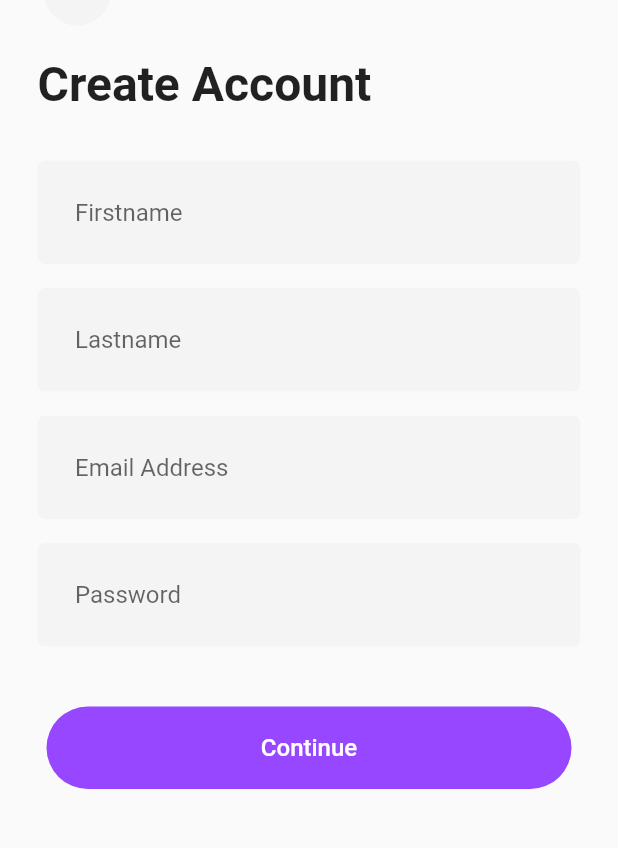
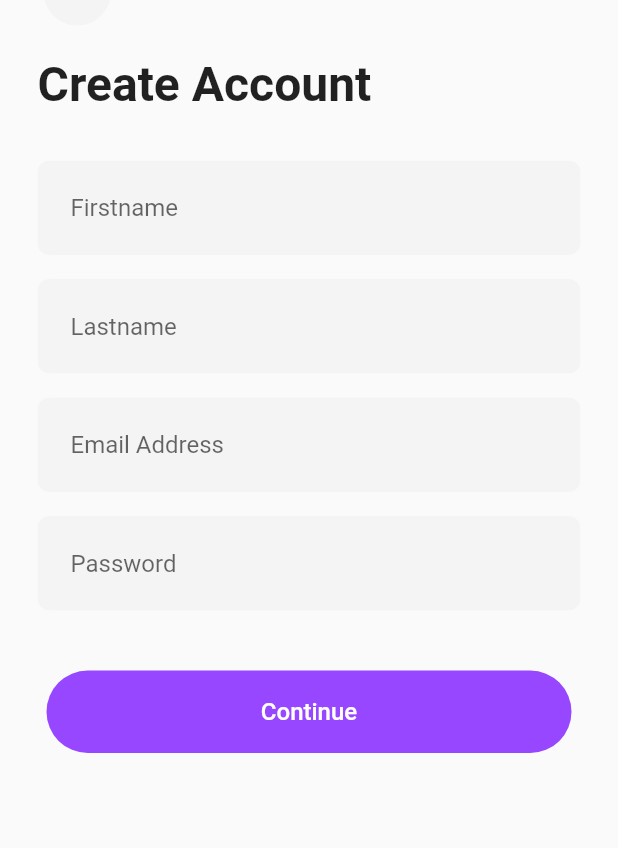
Before and after one commit to Mo7med-Ga3fer/e_commerce, a Flutter app: the CreateAccountViewBody widget shown alone on an empty page, opened directly, on a phone screen of 412 x 824 dp, the part 87-935 px from its top. Run offline on Flutter 3.47's test engine with Material 2 defaults, Android fonts, the phone set to English and light mode, and no system bars; drawn by our look-alikes of modal_progress_hud_nsn; our stand-ins replace firebase_auth, firebase_core, go_router, google_sign_in; accounts and stored records are empty; network calls fail; Roboto replaces fonts that are missing (GTWalsheimPro).

```diff
--- a/lib/core/utils/app_router.dart
+++ b/lib/core/utils/app_router.dart
@@ -2,7 +2,6 @@ import 'package:e_commerce/feature/auth/presentation/views/create_account_view.d
 import 'package:e_commerce/feature/auth/presentation/views/email_notify_view.dart';
 import 'package:e_commerce/feature/auth/presentation/views/forgot_password_view.dart';
 import 'package:e_commerce/feature/auth/presentation/views/login_view.dart';
-import 'package:e_commerce/feature/auth/presentation/views/login_view_password_section.dart';
 import 'package:e_commerce/feature/auth/presentation/views/on_boarding_view.dart';
 import 'package:e_commerce/feature/auth/presentation/views/splash_view.dart';
 import 'package:e_commerce/feature/home/presentation/views/home_view.dart';
@@ -11,7 +10,7 @@ import 'package:go_router/go_router.dart';
 
 abstract class AppRouter
 {
-  static const kEmailLoginView = 'emailLoginView';
+  static const kLoginView = 'loginView';
   static const kPasswordLoginView = 'passwordLoginView';
   static const kRegisterView = 'registerView';
   static const kForgotPasswordView = 'forgotPasswordView';
@@ -27,14 +26,8 @@ abstract class AppRouter
       builder: (BuildContext context, GoRouterState state) => const SplashView(),
       routes: <RouteBase>[
         GoRoute(
-          path: kEmailLoginView,
+          path: kLoginView,
           builder: (BuildContext context, GoRouterState state) => const LoginView(),
-        ),
-        GoRoute(
-        path: kPasswordLoginView,
-        builder: (context, state) => LoginViewPasswordSection(
-          email: state.extra as String,
-        ),
         ),
         GoRoute(
         path: kRegisterView,
--- a/lib/feature/auth/presentation/views/create_account_view.dart
+++ b/lib/feature/auth/presentation/views/create_account_view.dart
@@ -7,7 +7,7 @@ class CreateAccountView extends StatelessWidget {
   @override
   Widget build(BuildContext context) {
     return const Scaffold(
-      body: SafeArea(child: CreateAccountViewBody()),
+      body: CreateAccountViewBody(),
     );
   }
 }
--- a/lib/feature/auth/presentation/views/forgot_password_view.dart
+++ b/lib/feature/auth/presentation/views/forgot_password_view.dart
@@ -7,7 +7,7 @@ class ForgotPasswordView extends StatelessWidget {
   @override
   Widget build(BuildContext context) {
     return const Scaffold(
-      body: SafeArea(child: ForgotPasswordViewBody()),
+      body: ForgotPasswordViewBody(),
     );
   }
 }
--- a/lib/feature/auth/presentation/views/login_view.dart
+++ b/lib/feature/auth/presentation/views/login_view.dart
@@ -7,7 +7,7 @@ class LoginView extends StatelessWidget {
   @override
   Widget build(BuildContext context) {
     return const Scaffold(
-      body: SafeArea(child: LoginViewBody()),
+      body: LoginViewBody(),
     );
   }
 }
--- a/lib/feature/auth/presentation/views/splash_view.dart
+++ b/lib/feature/auth/presentation/views/splash_view.dart
@@ -31,8 +31,8 @@ class _SplashViewState extends State<SplashView> {
     );
   }
   Future<void> Navigate() async {
-    Future.delayed(const Duration(milliseconds: 4500), () {
-     GoRouter.of(context).go('/${AppRouter.kEmailLoginView}');
+    Future.delayed(const Duration(milliseconds: 3500), () {
+     GoRouter.of(context).pushReplacement('/${AppRouter.kLoginView}');
     });
   }
   }
--- a/lib/feature/auth/presentation/views/widgets/create_account_view_body.dart
+++ b/lib/feature/auth/presentation/views/widgets/create_account_view_body.dart
@@ -1,10 +1,12 @@
 import 'package:e_commerce/core/utils/app_router.dart';
+import 'package:e_commerce/core/utils/constants.dart';
 import 'package:e_commerce/feature/auth/data/manager/firebase_auth.dart';
 import 'package:e_commerce/core/widgets/arrow_back_icon.dart';
 import 'package:e_commerce/feature/auth/presentation/views/widgets/custom_button.dart';
 import 'package:e_commerce/feature/auth/presentation/views/widgets/custom_text_form_field.dart';
 import 'package:flutter/material.dart';
 import 'package:go_router/go_router.dart';
+import 'package:modal_progress_hud_nsn/modal_progress_hud_nsn.dart';
 
 class CreateAccountViewBody extends StatefulWidget {
   const CreateAccountViewBody({super.key});
@@ -18,9 +20,16 @@ class _CreateAccountViewBodyState extends State<CreateAccountViewBody> {
   TextEditingController lastname = TextEditingController();
   TextEditingController email = TextEditingController();
   TextEditingController password = TextEditingController();
+  bool isLoading = false;
   @override
   Widget build(BuildContext context) {
-    return Padding(
+    return ModalProgressHUD(
+      inAsyncCall: isLoading,
+      opacity: 0.08,
+      color: kPrimaryColor,
+      progressIndicator: const CircularProgressIndicator(color: kPrimaryColor,),
+      child: SafeArea(
+        child: Padding(
           padding: const EdgeInsets.symmetric(horizontal: 25),
           child: SingleChildScrollView(
             child: Column(
@@ -58,13 +67,21 @@ class _CreateAccountViewBodyState extends State<CreateAccountViewBody> {
                   alignment: Alignment.center,
                   child: CustomButton(
                     onTap: ()async{
+                      setState(() {
+                        isLoading = true;
+                      });
                       await Authentication.createAccount(email.text, password.text);
+                      setState(() {
+                        isLoading = true;
+                      });
                       GoRouter.of(context).pushReplacement('/${AppRouter.kOnBoardingView}');
                     },
                   )),
               ],
             ),
           ),
+        ),
+      ),
     );
   }
 }
--- a/lib/feature/auth/presentation/views/widgets/custom_text_form_field.dart
+++ b/lib/feature/auth/presentation/views/widgets/custom_text_form_field.dart
@@ -8,7 +8,7 @@ class CustomTextFormField extends StatelessWidget {
   @override
   Widget build(BuildContext context) {
     return ClipRRect(
-      borderRadius: BorderRadius.circular(5),
+      borderRadius: BorderRadius.circular(8),
       child: TextFormField(
         controller: controller,
         keyboardType: TextInputType.emailAddress,
@@ -16,18 +16,18 @@ class CustomTextFormField extends StatelessWidget {
         cursorColor: kPrimaryColor,
         decoration: InputDecoration(
           hintText: hintText,
-          contentPadding: const EdgeInsets.all(25),
+          contentPadding: const EdgeInsets.all(22),
           fillColor: const Color(0xFFF4F4F4),
           filled: true,
           focusColor: const Color(0xFFF4F4F4),
           border: InputBorder.none,
           focusedBorder: OutlineInputBorder(
             borderSide: const BorderSide(color: kPrimaryColor),
-            borderRadius: BorderRadius.circular(5.0),
+            borderRadius: BorderRadius.circular(8.0),
           ),
           errorBorder: OutlineInputBorder(
             borderSide: const BorderSide(color: Colors.red),
-            borderRadius: BorderRadius.circular(5.0),
+            borderRadius: BorderRadius.circular(8.0),
           )
         ),
       ),
--- a/lib/feature/auth/presentation/views/widgets/email_notify_view_body.dart
+++ b/lib/feature/auth/presentation/views/widgets/email_notify_view_body.dart
@@ -27,7 +27,7 @@ class EmailNotifyViewBody extends StatelessWidget {
               txt: 'Return to Login',
               width: 160,
               onTap: (){
-                GoRouter.of(context).pushReplacement('/${AppRouter.kEmailLoginView}');
+                GoRouter.of(context).pushReplacement('/${AppRouter.kLoginView}');
               },
             ),
           ],
--- a/lib/feature/auth/presentation/views/widgets/underbutton_sentence.dart
+++ b/lib/feature/auth/presentation/views/widgets/underbutton_sentence.dart
@@ -1,13 +1,15 @@
 import 'package:flutter/material.dart';
 
 class UnderButtonSentence extends StatelessWidget {
-  const UnderButtonSentence({super.key, this.onTap, required this.firstText, required this.secondText});
+  const UnderButtonSentence({super.key, this.onTap, required this.firstText, required this.secondText, this.isCenter});
   final void Function()? onTap;
   final String firstText;
   final String secondText;
+  final bool? isCenter;
   @override
   Widget build(BuildContext context) {
     return Row(
+      mainAxisAlignment: isCenter == true? MainAxisAlignment.center : MainAxisAlignment.start,
       children: [
         Text(firstText,),
         const SizedBox(width: 5,),
--- a/lib/feature/home/presentation/views/home_view.dart
+++ b/lib/feature/home/presentation/views/home_view.dart
@@ -1,4 +1,3 @@
-import 'package:e_commerce/core/utils/constants.dart';
 import 'package:e_commerce/feature/home/presentation/views/widgets/home_view_body.dart';
 import 'package:flutter/material.dart';
 
```
Also changed, not shown: lib/feature/auth/presentation/views/login_view_password_section.dart (deleted, +0 -13 lines), lib/feature/auth/presentation/views/widgets/forgot_password_view_body.dart (+18 -1 lines), lib/feature/auth/presentation/views/widgets/login_view_body.dart (+50 -17 lines), lib/feature/auth/presentation/views/widgets/login_view_password_section_body.dart (deleted, +0 -57 lines), lib/main.dart (+2 -6 lines). Lines whose indentation alone changed are shown as unchanged.
